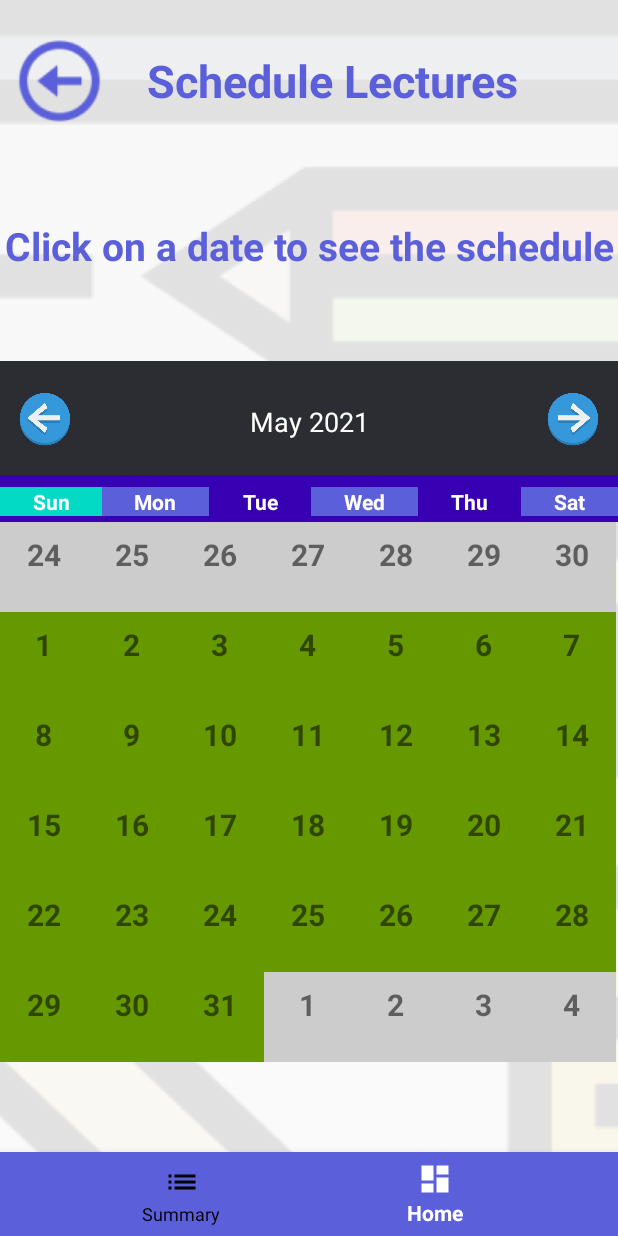
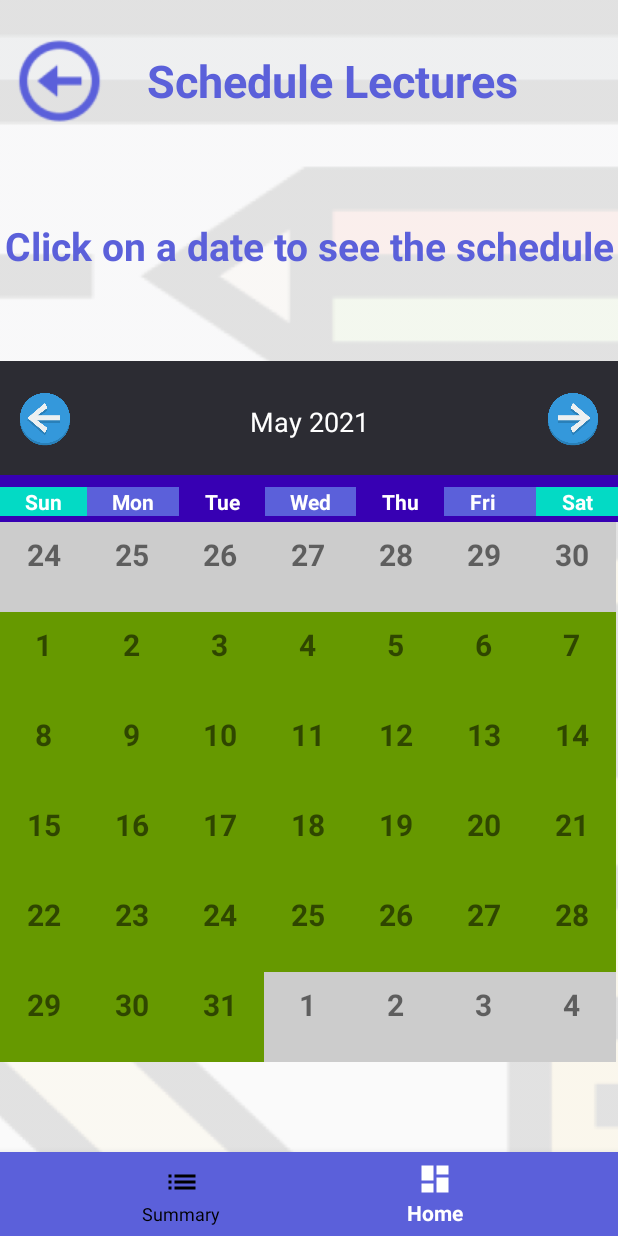
Before and after one commit to rahulpudurkar/TimetableAllocator, an Android app: the SchedulePage screen opened directly, with no data from a screen before it, on a phone screen of 412 x 824 dp. Run offline under Robolectric (Android 15) with nearby library versions, the phone set to English and light mode, and no system bars; our stand-ins replace Firebase (no records; nobody signed in at launch, a user with empty details on screens opened directly).

Commit message:
schedule files

```diff
--- a/app/src/main/res/layout/calendar_layout.xml
+++ b/app/src/main/res/layout/calendar_layout.xml
@@ -108,8 +108,19 @@
             android:layout_height="wrap_content"
             android:layout_marginTop="4dp"
             android:layout_weight="1"
+            android:gravity="center"
             android:background="@color/colorPrimary"
+            android:text="Fri   "
+            android:textColor="@android:color/white"
+            android:textStyle="bold" />
+
+        <TextView
+            android:layout_width="wrap_content"
+            android:layout_height="wrap_content"
+            android:layout_marginTop="4dp"
+            android:layout_weight="1"
             android:gravity="center"
+            android:background="@color/colorAccent"
             android:text="Sat"
             android:textColor="@android:color/white"
             android:textStyle="bold" />
```
